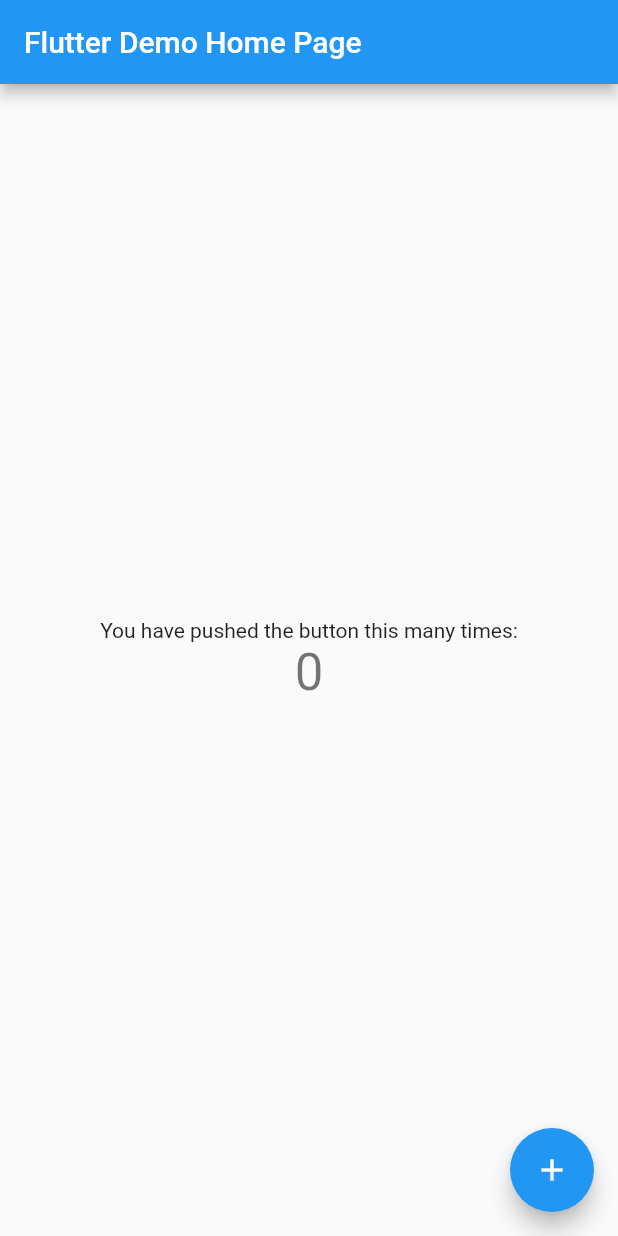
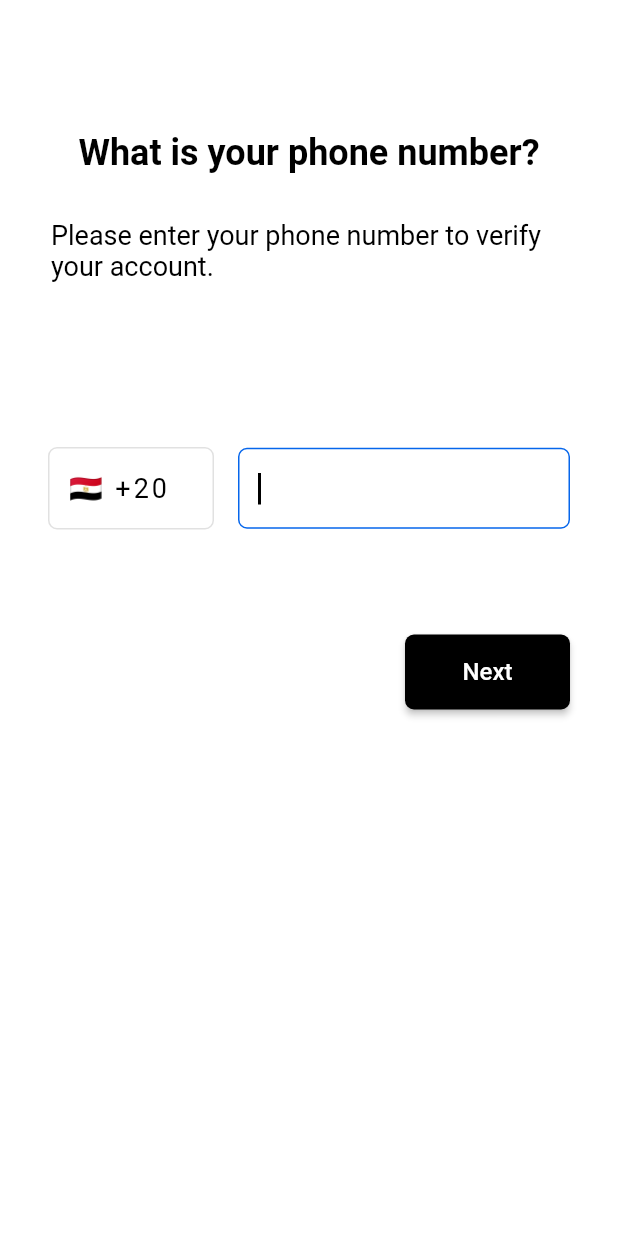
Before and after one commit to mazenshawky/Maps-App, a Flutter app: the screen it shows after launch, on a phone screen of 412 x 824 dp. Run offline on Flutter 3.47's test engine with Material 2 defaults, Android fonts, the phone set to English and light mode, and no system bars; our stand-ins replace firebase_core; accounts and stored records are empty.

Commit message:
Add login by phone screen

```diff
--- /dev/null
+++ b/lib/app_router.dart
@@ -0,0 +1,26 @@
+import 'package:flutter/material.dart';
+import 'package:maps_app/presentation/screens/login_screen.dart';
+
+class Routes {
+  static const loginScreen = '/';
+}
+
+class AppRouter {
+  static Route? generateRoute(RouteSettings settings) {
+    switch (settings.name) {
+      case Routes.loginScreen:
+        return MaterialPageRoute(
+          builder: (_) => LoginScreen(),
+        );
+      default:
+        return undefinedRoute();
+    }
+  }
+
+  static Route<dynamic> undefinedRoute() {
+    return MaterialPageRoute(
+        builder: ((context) => const Scaffold(
+              body: Center(child: Text('No Route Found!')),
+            )));
+  }
+}
--- /dev/null
+++ b/lib/constants/app_colors.dart
@@ -0,0 +1,7 @@
+import 'package:flutter/material.dart';
+
+class AppColors {
+  static const Color blue = Color(0xff0666EB);
+  static const Color lightBlue = Color(0xffE5EFFD);
+  static const Color lightGrey = Color(0xffE1E1E1);
+}
--- a/lib/main.dart
+++ b/lib/main.dart
@@ -1,115 +1,25 @@
+import 'package:firebase_core/firebase_core.dart';
 import 'package:flutter/material.dart';
+import 'package:maps_app/app_router.dart';
 
-void main() {
+void main() async {
+  WidgetsFlutterBinding.ensureInitialized();
+  await Firebase.initializeApp();
   runApp(const MyApp());
 }
 
 class MyApp extends StatelessWidget {
   const MyApp({super.key});
 
-  // This widget is the root of your application.
   @override
   Widget build(BuildContext context) {
     return MaterialApp(
       title: 'Flutter Demo',
+      debugShowCheckedModeBanner: false,
       theme: ThemeData(
-        // This is the theme of your application.
-        //
-        // Try running your application with "flutter run". You'll see the
-        // application has a blue toolbar. Then, without quitting the app, try
-        // changing the primarySwatch below to Colors.green and then invoke
-        // "hot reload" (press "r" in the console where you ran "flutter run",
-        // or simply save your changes to "hot reload" in a Flutter IDE).
-        // Notice that the counter didn't reset back to zero; the application
-        // is not restarted.
         primarySwatch: Colors.blue,
       ),
-      home: const MyHomePage(title: 'Flutter Demo Home Page'),
+      onGenerateRoute: AppRouter.generateRoute,
     );
   }
 }
-
-class MyHomePage extends StatefulWidget {
-  const MyHomePage({super.key, required this.title});
-
-  // This widget is the home page of your application. It is stateful, meaning
-  // that it has a State object (defined below) that contains fields that affect
-  // how it looks.
-
-  // This class is the configuration for the state. It holds the values (in this
-  // case the title) provided by the parent (in this case the App widget) and
-  // used by the build method of the State. Fields in a Widget subclass are
-  // always marked "final".
-
-  final String title;
-
-  @override
-  State<MyHomePage> createState() => _MyHomePageState();
-}
-
-class _MyHomePageState extends State<MyHomePage> {
-  int _counter = 0;
-
-  void _incrementCounter() {
-    setState(() {
-      // This call to setState tells the Flutter framework that something has
-      // changed in this State, which causes it to rerun the build method below
-      // so that the display can reflect the updated values. If we changed
-      // _counter without calling setState(), then the build method would not be
-      // called again, and so nothing would appear to happen.
-      _counter++;
-    });
-  }
-
-  @override
-  Widget build(BuildContext context) {
-    // This method is rerun every time setState is called, for instance as done
-    // by the _incrementCounter method above.
-    //
-    // The Flutter framework has been optimized to make rerunning build methods
-    // fast, so that you can just rebuild anything that needs updating rather
-    // than having to individually change instances of widgets.
-    return Scaffold(
-      appBar: AppBar(
-        // Here we take the value from the MyHomePage object that was created by
-        // the App.build method, and use it to set our appbar title.
-        title: Text(widget.title),
-      ),
-      body: Center(
-        // Center is a layout widget. It takes a single child and positions it
-        // in the middle of the parent.
-        child: Column(
-          // Column is also a layout widget. It takes a list of children and
-          // arranges them vertically. By default, it sizes itself to fit its
-          // children horizontally, and tries to be as tall as its parent.
-          //
-          // Invoke "debug painting" (press "p" in the console, choose the
-          // "Toggle Debug Paint" action from the Flutter Inspector in Android
-          // Studio, or the "Toggle Debug Paint" command in Visual Studio Code)
-          // to see the wireframe for each widget.
-          //
-          // Column has various properties to control how it sizes itself and
-          // how it positions its children. Here we use mainAxisAlignment to
-          // center the children vertically; the main axis here is the vertical
-          // axis because Columns are vertical (the cross axis would be
-          // horizontal).
-          mainAxisAlignment: MainAxisAlignment.center,
-          children: <Widget>[
-            const Text(
-              'You have pushed the button this many times:',
-            ),
-            Text(
-              '$_counter',
-              style: Theme.of(context).textTheme.headline4,
-            ),
-          ],
-        ),
-      ),
-      floatingActionButton: FloatingActionButton(
-        onPressed: _incrementCounter,
-        tooltip: 'Increment',
-        child: const Icon(Icons.add),
-      ), // This trailing comma makes auto-formatting nicer for build methods.
-    );
-  }
-}
--- /dev/null
+++ b/lib/presentation/screens/login_screen.dart
@@ -0,0 +1,36 @@
+import 'package:flutter/material.dart';
+import 'package:maps_app/presentation/widgets/phone_form_field.dart';
+
+import '../widgets/intro_texts.dart';
+import '../widgets/next_button.dart';
+
+// ignore: must_be_immutable
+class LoginScreen extends StatelessWidget {
+  LoginScreen({super.key});
+
+  String phoneNumber = '';
+
+  @override
+  Widget build(BuildContext context) {
+    return SafeArea(
+        child: Scaffold(
+      backgroundColor: Colors.white,
+      body: Form(
+        key: UniqueKey(),
+        child: Container(
+          margin: const EdgeInsets.symmetric(horizontal: 32, vertical: 88),
+          child: Column(
+            crossAxisAlignment: CrossAxisAlignment.start,
+            children: [
+              const IntroTexts(),
+              const SizedBox(height: 110),
+              PhoneFormField(phoneNumber: phoneNumber),
+              const SizedBox(height: 70),
+              const NextButton(),
+            ],
+          ),
+        ),
+      ),
+    ));
+  }
+}
--- /dev/null
+++ b/lib/presentation/widgets/intro_texts.dart
@@ -0,0 +1,34 @@
+import 'package:flutter/material.dart';
+
+class IntroTexts extends StatelessWidget {
+  const IntroTexts({super.key});
+
+  @override
+  Widget build(BuildContext context) {
+    return Column(
+      children: [
+        const Text(
+          'What is your phone number?',
+          style: TextStyle(
+            color: Colors.black,
+            fontSize: 24,
+            fontWeight: FontWeight.bold,
+          ),
+        ),
+        const SizedBox(
+          height: 30,
+        ),
+        Container(
+          margin: const EdgeInsets.symmetric(horizontal: 2),
+          child: const Text(
+            'Please enter your phone number to verify your account.',
+            style: TextStyle(
+              color: Colors.black,
+              fontSize: 18,
+            ),
+          ),
+        ),
+      ],
+    );
+  }
+}
--- /dev/null
+++ b/lib/presentation/widgets/next_button.dart
@@ -0,0 +1,31 @@
+import 'package:flutter/material.dart';
+
+class NextButton extends StatelessWidget {
+  const NextButton({super.key, this.onPress});
+
+  final VoidCallback? onPress;
+
+  @override
+  Widget build(BuildContext context) {
+    return Align(
+      alignment: Alignment.centerRight,
+      child: ElevatedButton(
+        onPressed: () {
+          if (onPress != null) {
+            onPress!();
+          }
+        },
+        style: ElevatedButton.styleFrom(
+          minimumSize: const Size(110, 50),
+          backgroundColor: Colors.black,
+          shape: RoundedRectangleBorder(borderRadius: BorderRadius.circular(6)),
+        ),
+        child: const Text('Next',
+            style: TextStyle(
+              color: Colors.white,
+              fontSize: 16,
+            )),
+      ),
+    );
+  }
+}
--- /dev/null
+++ b/lib/presentation/widgets/phone_form_field.dart
@@ -0,0 +1,77 @@
+import 'package:flutter/material.dart';
+import 'package:maps_app/constants/app_colors.dart';
+
+// ignore: must_be_immutable
+class PhoneFormField extends StatelessWidget {
+  PhoneFormField({super.key, required this.phoneNumber});
+
+  late String phoneNumber;
+
+  @override
+  Widget build(BuildContext context) {
+    return Row(
+      children: [
+        Expanded(
+          flex: 1,
+          child: Container(
+            padding: const EdgeInsets.symmetric(horizontal: 12, vertical: 16),
+            decoration: BoxDecoration(
+              border: Border.all(color: AppColors.lightGrey),
+              borderRadius: const BorderRadius.all(Radius.circular(6)),
+            ),
+            child: Text(
+              '${generateCountryFlag()} +20',
+              style: const TextStyle(
+                color: Colors.black,
+                fontSize: 18,
+                letterSpacing: 2.0,
+              ),
+            ),
+          ),
+        ),
+        const SizedBox(width: 16),
+        Expanded(
+          flex: 2,
+          child: Container(
+            width: double.infinity,
+            padding: const EdgeInsets.symmetric(horizontal: 12, vertical: 2),
+            decoration: BoxDecoration(
+              border: Border.all(color: AppColors.blue),
+              borderRadius: const BorderRadius.all(Radius.circular(6)),
+            ),
+            child: TextFormField(
+              autofocus: true,
+              style: const TextStyle(
+                fontSize: 18,
+                letterSpacing: 2.0,
+              ),
+              decoration: const InputDecoration(border: InputBorder.none),
+              cursorColor: Colors.black,
+              keyboardType: TextInputType.phone,
+              validator: (value) {
+                if (value!.isEmpty) {
+                  return 'Please enter your phone number!';
+                } else if (value.length < 11) {
+                  return 'Too short for a phone number!';
+                }
+                return null;
+              },
+              onSaved: (value) {
+                phoneNumber = value!;
+              },
+            ),
+          ),
+        ),
+      ],
+    );
+  }
+
+  String generateCountryFlag() {
+    String countryCode = 'eg';
+
+    String flag = countryCode.toUpperCase().replaceAllMapped(RegExp(r'[A-Z]'),
+        (match) => String.fromCharCode(match.group(0)!.codeUnitAt(0) + 127397));
+
+    return flag;
+  }
+}
```
Also changed, not shown: 1 other file.
